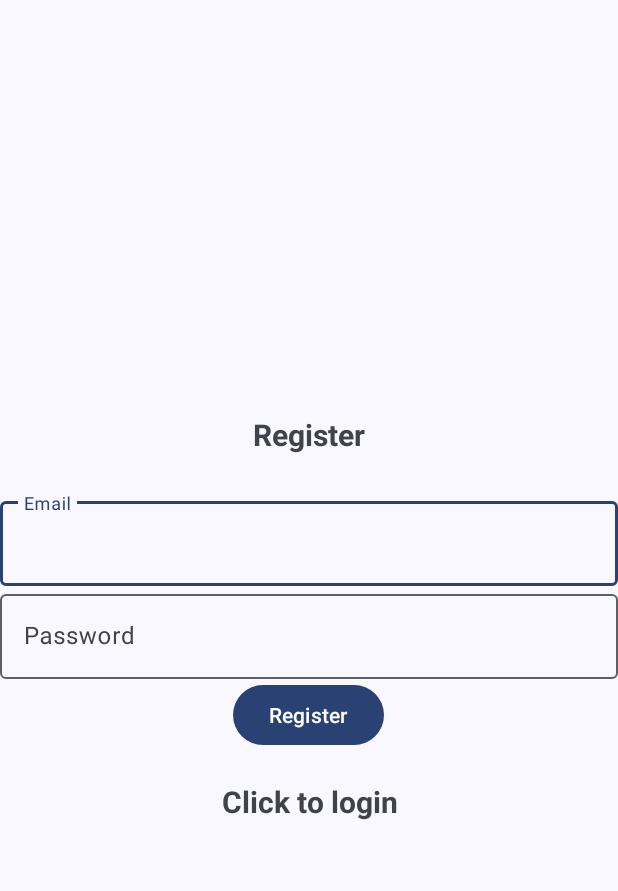
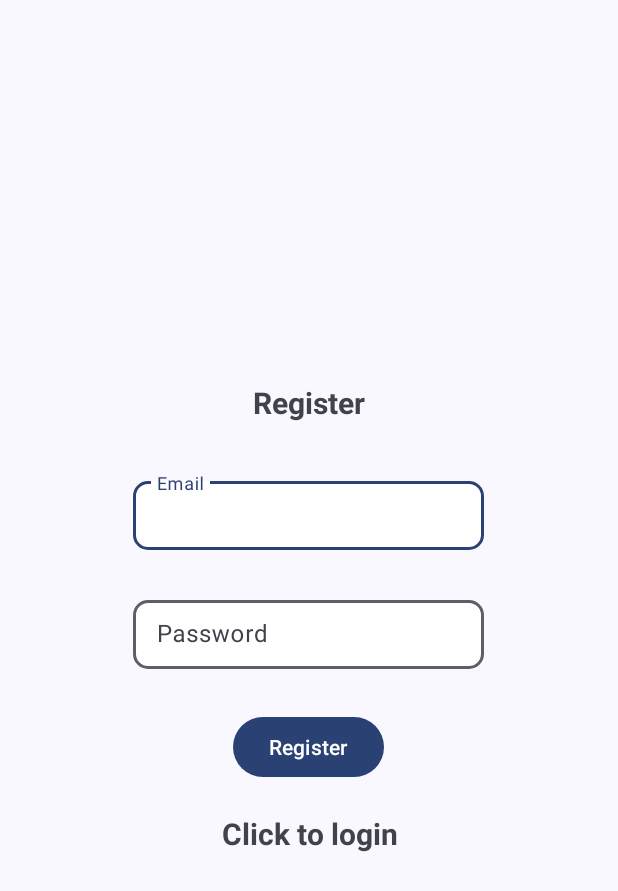
Before and after one commit to dwj020724/Amazing_Recipe, an Android app: the screen it shows after launch (Register), after a tap on "Click to register", on a phone screen of 412 x 824 dp. Shown: the top 891 px of the screen. Run offline under Robolectric (Android 15) with nearby library versions, the phone set to English and light mode, and no system bars; our stand-ins replace Firebase (no records; nobody signed in at launch, a user with empty details on screens opened directly); 1 other tap on this screen came first.

Commit message:
update login and register page input box

```diff
--- a/app/src/main/res/layout/activity_register.xml
+++ b/app/src/main/res/layout/activity_register.xml
@@ -17,26 +17,47 @@
         android:layout_marginBottom="25dp"
         android:gravity="center"
         android:layout_width="match_parent"
-        android:layout_height="wrap_content"
-        />
+        android:layout_height="wrap_content" />
 
     <com.google.android.material.textfield.TextInputLayout
-        android:layout_width="match_parent"
-        android:layout_height="wrap_content">
+        android:layout_width="250dp"
+        android:layout_height="wrap_content"
+        android:padding="8dp"
+        app:boxBackgroundColor="@color/white"
+        app:boxCornerRadiusTopStart="10dp"
+        app:boxCornerRadiusTopEnd="10dp"
+        app:boxCornerRadiusBottomStart="10dp"
+        app:boxCornerRadiusBottomEnd="10dp"
+        app:boxStrokeWidth="2dp"
+        android:layout_gravity="center_horizontal">
+
         <com.google.android.material.textfield.TextInputEditText
             android:id="@+id/email"
             android:hint="@string/email"
+            android:inputType="textEmailAddress"
+            android:padding="12dp"
             android:layout_width="match_parent"
             android:layout_height="wrap_content" />
     </com.google.android.material.textfield.TextInputLayout>
 
+    <com.google.android.material.textfield.TextInputLayout
+        android:layout_width="250dp"
+        android:layout_height="wrap_content"
+        android:padding="8dp"
+        android:layout_marginTop="12dp"
+        app:boxBackgroundColor="@color/white"
+        app:boxCornerRadiusTopStart="10dp"
+        app:boxCornerRadiusTopEnd="10dp"
+        app:boxCornerRadiusBottomStart="10dp"
+        app:boxCornerRadiusBottomEnd="10dp"
+        app:boxStrokeWidth="2dp"
+        android:layout_gravity="center_horizontal">
 
-    <com.google.android.material.textfield.TextInputLayout
-        android:layout_width="match_parent"
-        android:layout_height="wrap_content">
         <com.google.android.material.textfield.TextInputEditText
             android:id="@+id/password"
             android:hint="@string/password"
+            android:inputType="textPassword"
+            android:padding="12dp"
             android:layout_width="match_parent"
             android:layout_height="wrap_content" />
     </com.google.android.material.textfield.TextInputLayout>
@@ -45,14 +66,15 @@
         android:id="@+id/progressBar"
         android:visibility="gone"
         android:layout_width="wrap_content"
-        android:layout_height="wrap_content"/>
-
+        android:layout_height="wrap_content"
+        android:layout_marginTop="20dp" />
 
     <Button
         android:id="@+id/btn_register"
         android:text="@string/register"
         android:layout_width="wrap_content"
-        android:layout_height="wrap_content"/>
+        android:layout_height="wrap_content"
+        android:layout_marginTop="20dp" />
 
     <TextView
         android:textStyle="bold"
@@ -62,6 +84,6 @@
         android:id="@+id/loginNow"
         android:text="@string/click_to_login"
         android:layout_width="match_parent"
-        android:layout_height="wrap_content"/>
+        android:layout_height="wrap_content" />
 
 </LinearLayout>
```
Also changed, not shown: app/src/main/res/layout/activity_login.xml (+33 -10 lines).
